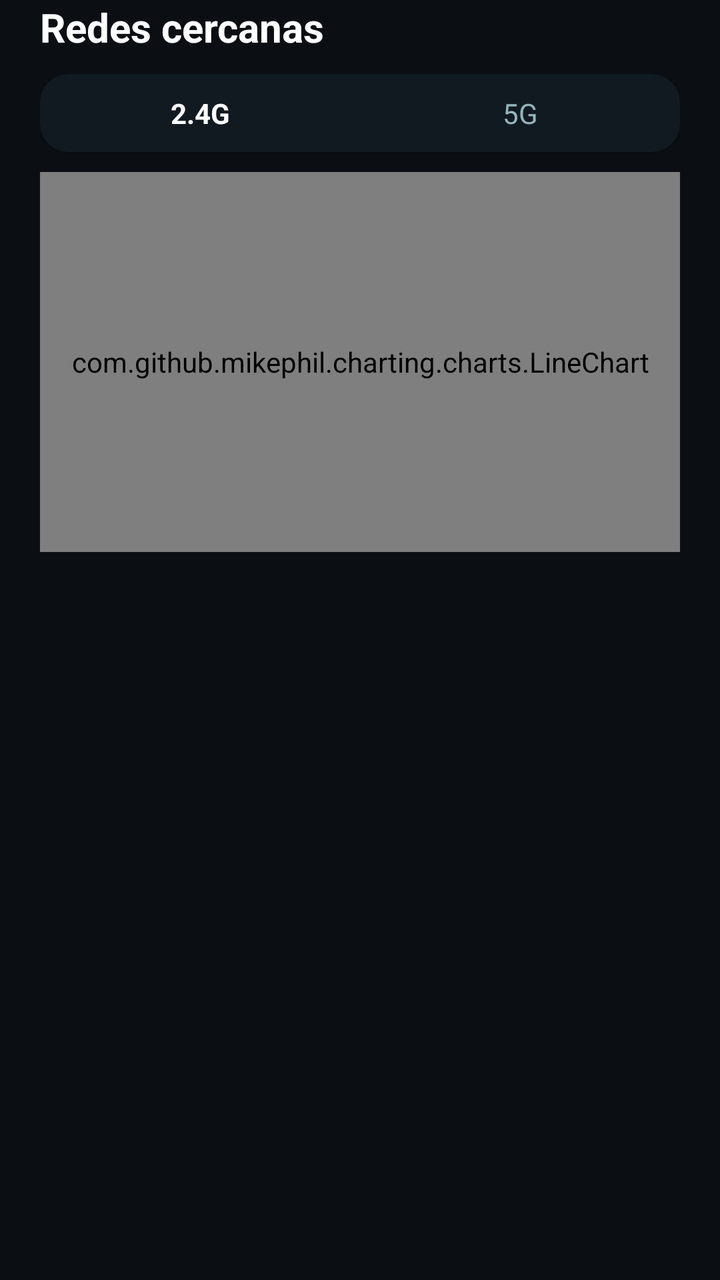
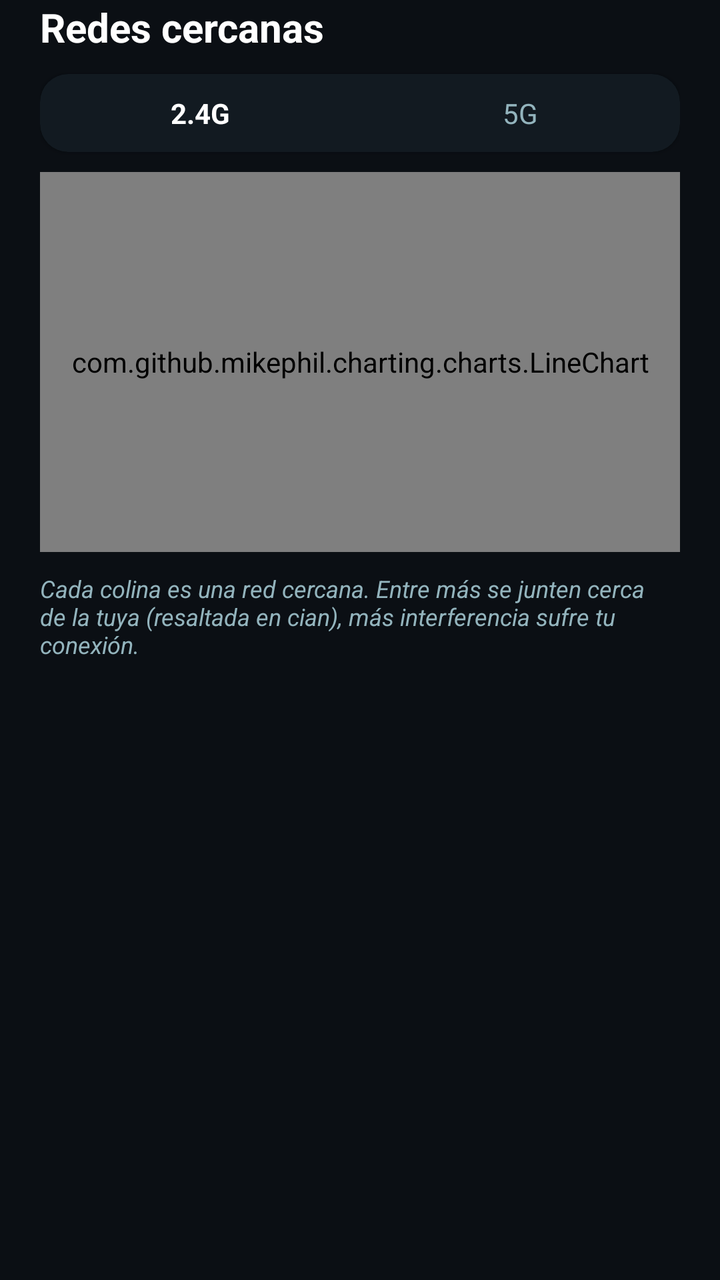

Screens rendered from an Android XML layout before and after an edit, with the pre-edit source and the edit as a unified diff.
<!-- AndroidManifest.xml: application theme Theme.AnalizerMeow -->
<!-- res/layout/fragment_wifi.xml -->
<?xml version="1.0" encoding="utf-8"?>
<LinearLayout
    xmlns:android="http://schemas.android.com/apk/res/android"
    xmlns:app="http://schemas.android.com/apk/res-auto"
    android:layout_width="match_parent"
    android:layout_height="match_parent"
    android:orientation="vertical"
    android:paddingHorizontal="20dp">

    <TextView
        android:id="@+id/wifi_header"
        android:layout_width="wrap_content"
        android:layout_height="wrap_content"
        android:layout_marginBottom="10dp"
        android:text="Redes cercanas"
        android:textColor="@color/meow_text_primary"
        android:textSize="20sp"
        android:textStyle="bold" />

    <com.google.android.material.card.MaterialCardView
        android:layout_width="match_parent"
        android:layout_height="wrap_content"
        android:layout_marginBottom="10dp"
        app:cardBackgroundColor="@color/meow_surface"
        app:cardCornerRadius="14dp"
        app:cardElevation="2dp">

        <LinearLayout
            android:layout_width="match_parent"
            android:layout_height="wrap_content"
            android:orientation="horizontal">

            <TextView
                android:id="@+id/wifi_tab_24"
                android:layout_width="0dp"
                android:layout_height="wrap_content"
                android:layout_weight="1"
                android:gravity="center"
                android:padding="10dp"
                android:text="2.4G"
                android:textColor="@color/meow_text_primary"
                android:textStyle="bold" />

            <TextView
                android:id="@+id/wifi_tab_5"
                android:layout_width="0dp"
                android:layout_height="wrap_content"
                android:layout_weight="1"
                android:gravity="center"
                android:padding="10dp"
                android:text="5G"
                android:textColor="@color/meow_text_secondary" />

        </LinearLayout>
    </com.google.android.material.card.MaterialCardView>

    <com.github.mikephil.charting.charts.LineChart
        android:id="@+id/wifi_chart"
        android:layout_width="match_parent"
        android:layout_height="190dp"
        android:layout_marginBottom="10dp" />

    <androidx.recyclerview.widget.RecyclerView
        android:id="@+id/wifi_list"
        android:layout_width="match_parent"
        android:layout_height="0dp"
        android:layout_weight="1"
        android:clipToPadding="false"
        android:paddingBottom="12dp" />

</LinearLayout>
<!-- resources referenced by this layout -->
<resources>
  <color name="meow_surface">#121A21</color>
  <color name="meow_text_primary">#FFFFFF</color>
  <color name="meow_text_secondary">#93B4BD</color>
  <style name="Theme.AnalizerMeow" parent="Theme.MaterialComponents.DayNight.NoActionBar">
          <item name="colorPrimary">@color/meow_accent</item>
          <item name="colorPrimaryVariant">@color/meow_accent_dim</item>
          <item name="colorSecondary">@color/meow_accent</item>
          <item name="colorSecondaryVariant">@color/meow_accent_dim</item>
          <item name="colorSurface">@color/meow_surface</item>
          <item name="colorOnSurface">@color/meow_text_primary</item>
          <item name="android:windowBackground">@color/meow_background</item>
          <item name="android:statusBarColor">@color/meow_header</item>
      </style>
  <color name="meow_accent">#26E1EC</color>
  <color name="meow_accent_dim">#0F8A94</color>
  <color name="meow_background">#0B0F14</color>
  <color name="meow_header">#0E3A42</color>
</resources>

<!-- the commit's change to res/layout/fragment_wifi.xml (unified diff, before → after) -->
@@ -60,6 +60,15 @@
         android:layout_height="190dp"
         android:layout_marginBottom="10dp" />
 
+    <TextView
+        android:layout_width="match_parent"
+        android:layout_height="wrap_content"
+        android:layout_marginBottom="10dp"
+        android:text="Cada colina es una red cercana. Entre más se junten cerca de la tuya (resaltada en cian), más interferencia sufre tu conexión."
+        android:textColor="@color/meow_text_secondary"
+        android:textSize="12sp"
+        android:textStyle="italic" />
+
     <androidx.recyclerview.widget.RecyclerView
         android:id="@+id/wifi_list"
         android:layout_width="match_parent"
